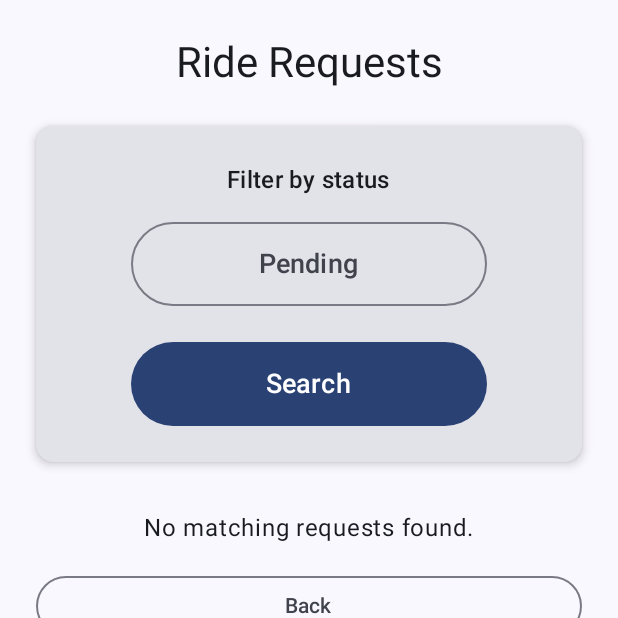
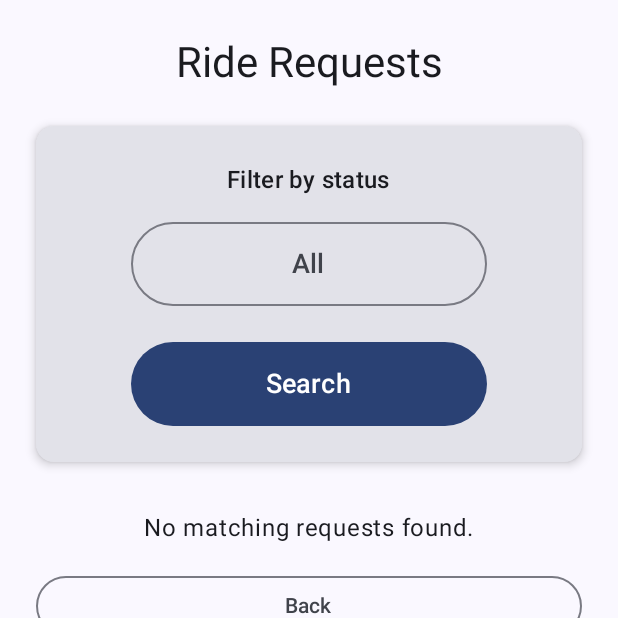
Before and after one commit to aviel3899/WePool, an Android app built with Jetpack Compose: the composable DriverRequestsScreen called with empty values, on a phone screen of 412 x 824 dp, the top half of it. Run offline under Robolectric (Android 15) with nearby library versions, the light colour scheme and no system bars; our stand-ins replace Firebase (no records; nobody signed in at launch, a user with empty details on screens opened directly).

```diff
--- a/WePool/app/src/main/java/com/wepool/app/ui/screens/DriverRequestsScreen.kt
+++ b/WePool/app/src/main/java/com/wepool/app/ui/screens/DriverRequestsScreen.kt
@@ -25,7 +25,7 @@ import kotlinx.coroutines.launch
 fun DriverRequestsScreen(uid: String, navController: NavController, filterRideId: String? = null) {
     val requestStatuses = listOf("All", "Pending", "Accepted", "Declined")
     var expanded by remember { mutableStateOf(false) }
-    var selectedStatus by remember { mutableStateOf("Pending") } // default to Pending
+    var selectedStatus by remember { mutableStateOf(requestStatuses[0]) }
     var loading by remember { mutableStateOf(false) }
     var error by remember { mutableStateOf<String?>(null) }
     var results by remember { mutableStateOf<List<RideRequest>>(emptyList()) }
```
Also changed, not shown: 1 other file.
